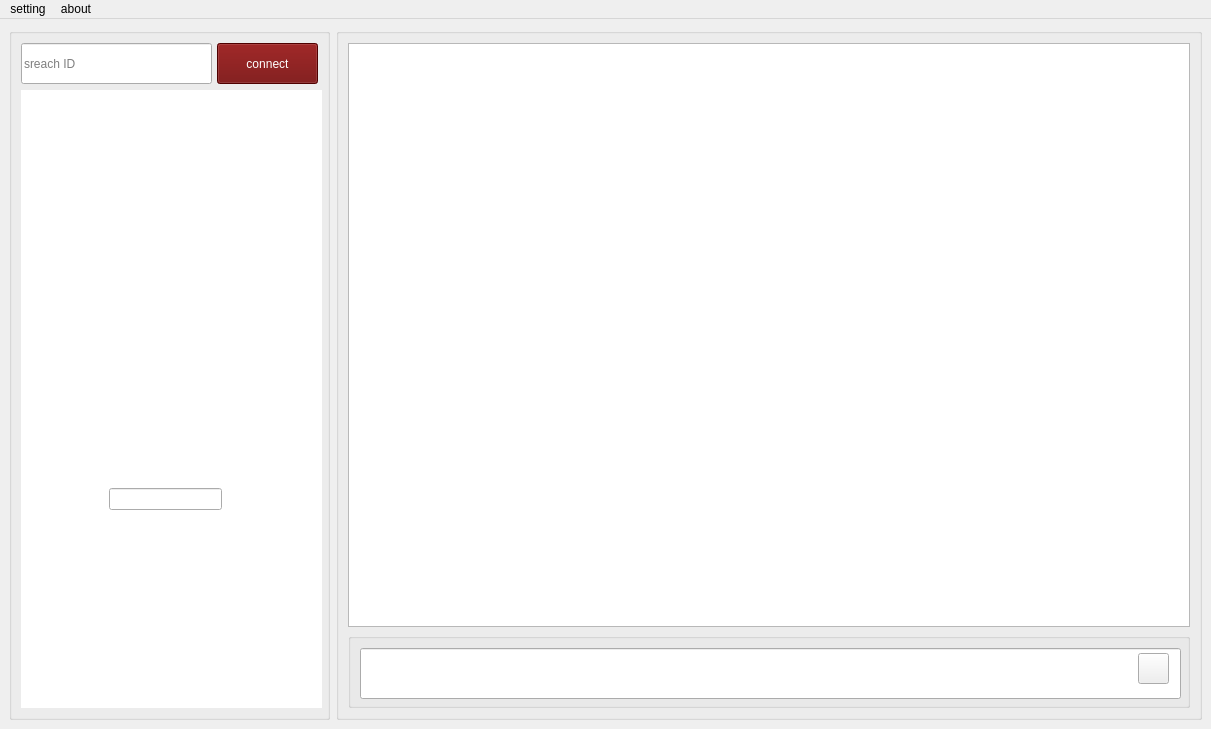
Above: chatroom.ui from Pourya231/converso before the change. Below: the same form after it.
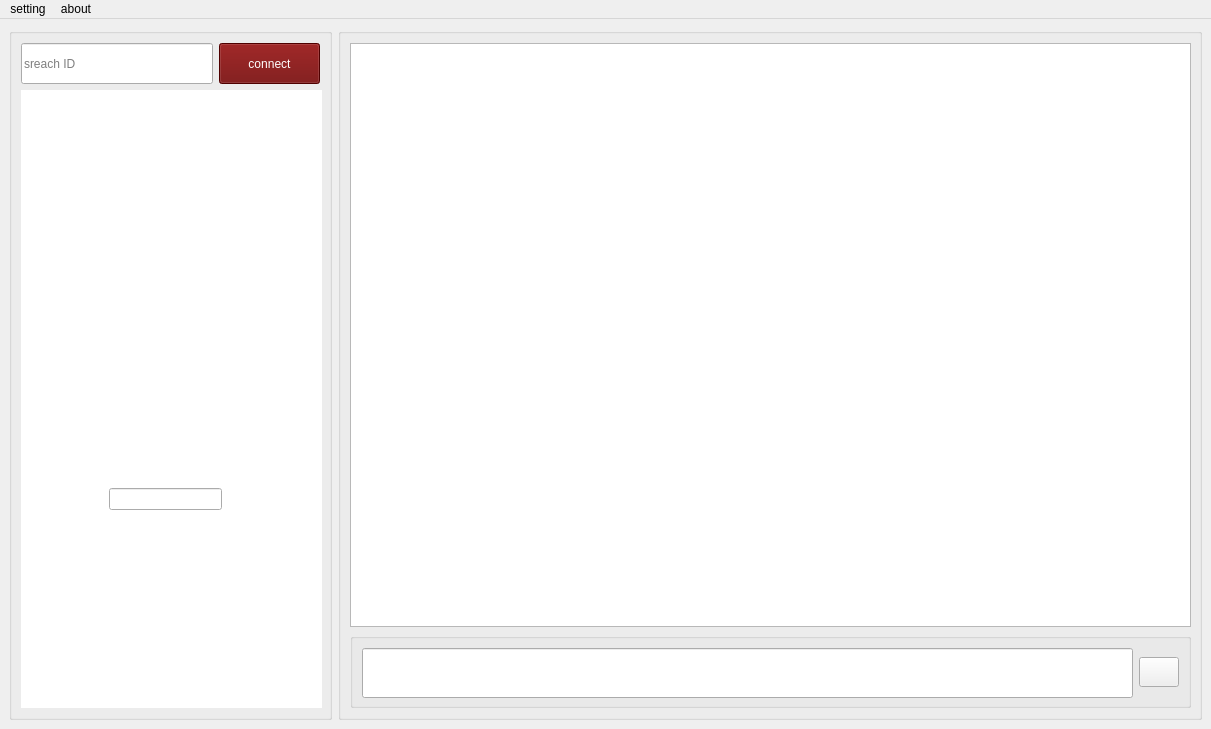
That is the form after the change. Icons and pictures are not drawn.

Commit message: dark/light mood added.

Diff of the .ui file:
```diff
--- a/chatroom.ui
+++ b/chatroom.ui
@@ -163,8 +163,8 @@
             </property>
             <property name="minimumSize">
              <size>
-              <width>821</width>
-              <height>51</height>
+              <width>500</width>
+              <height>50</height>
              </size>
             </property>
             <property name="sizeIncrement">
@@ -181,25 +181,29 @@
             </property>
            </widget>
           </item>
+          <item row="0" column="1">
+           <widget class="QPushButton" name="pushButton">
+            <property name="sizePolicy">
+             <sizepolicy hsizetype="Maximum" vsizetype="Fixed">
+              <horstretch>0</horstretch>
+              <verstretch>0</verstretch>
+             </sizepolicy>
+            </property>
+            <property name="minimumSize">
+             <size>
+              <width>20</width>
+              <height>30</height>
+             </size>
+            </property>
+            <property name="styleSheet">
+             <string notr="true">border-image: url(:/new/prefix1/send.png);</string>
+            </property>
+            <property name="text">
+             <string/>
+            </property>
+           </widget>
+          </item>
          </layout>
-         <widget class="QPushButton" name="pushButton">
-          <property name="geometry">
-           <rect>
-            <x>790</x>
-            <y>20</y>
-            <width>31</width>
-            <height>31</height>
-           </rect>
-          </property>
-          <property name="styleSheet">
-           <string notr="true">border-image: url(:/new/prefix1/send.png);</string>
-          </property>
-          <property name="text">
-           <string/>
-          </property>
-         </widget>
-         <zorder>lineEdit</zorder>
-         <zorder>pushButton</zorder>
         </widget>
        </item>
       </layout>
```
Left out of the diff: 65 changed lines with no effect on the pictures. The commit also changes 2 other files.
